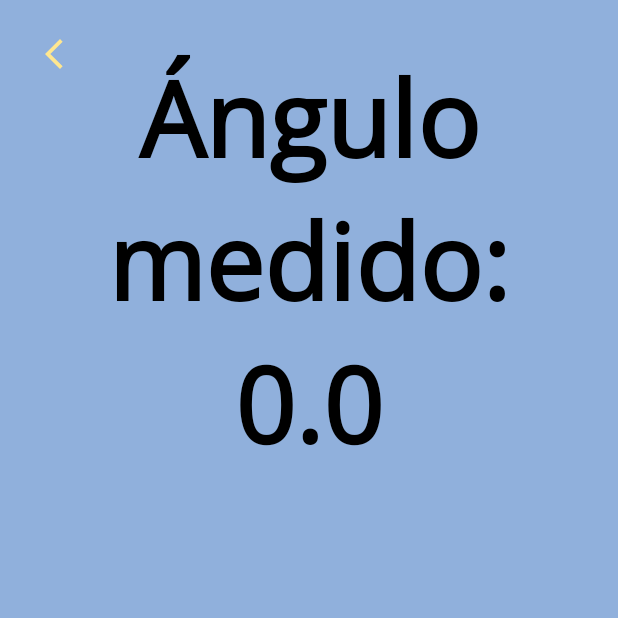
After one commit to diego998/Aeropendulo-Lab, an Android app: the ExecuteActivity screen opened directly, with no data from a screen before it, on a phone screen of 412 x 824 dp, the top half of it. The commit adds this screen. Run offline under Robolectric (Android 15) with nearby library versions, the phone set to English and light mode, and no system bars; our stand-ins replace Dagger/Hilt's generated code; 5 statements that could not run were skipped.

Commit message:
sensor en tiempo real

```diff
--- /dev/null
+++ b/app/src/main/java/com/diego/aeropendulo_lab/ui/execute/ExecuteActivity.kt
@@ -0,0 +1,86 @@
+package com.diego.aeropendulo_lab.ui.execute
+
+import android.content.Context
+import android.os.Bundle
+import android.util.AttributeSet
+import android.util.Log
+import android.view.View
+import androidx.activity.viewModels
+import androidx.appcompat.app.AppCompatActivity
+import androidx.datastore.core.DataStore
+import androidx.datastore.preferences.core.Preferences
+import androidx.datastore.preferences.core.edit
+import androidx.datastore.preferences.core.intPreferencesKey
+import androidx.datastore.preferences.preferencesDataStore
+import androidx.lifecycle.Lifecycle.State.*
+import androidx.lifecycle.lifecycleScope
+import androidx.lifecycle.repeatOnLifecycle
+import com.diego.aeropendulo_lab.databinding.ActivityExecuteBinding
+import dagger.hilt.android.AndroidEntryPoint
+import kotlinx.coroutines.launch
+
+
+@AndroidEntryPoint
+class ExecuteActivity : AppCompatActivity() {
+
+
+    private lateinit var binding: ActivityExecuteBinding
+    private val executeViewModel: ExecuteViewModel by viewModels()
+    override fun onCreate(savedInstanceState: Bundle?) {
+        super.onCreate(savedInstanceState)
+        binding = ActivityExecuteBinding.inflate(layoutInflater)
+        setContentView(binding.root)
+        initUI()
+
+    }
+
+
+    override fun onResume() {
+        super.onResume()
+        executeViewModel.resumeSensor()
+
+    }
+
+    override fun onPause() {
+        super.onPause()
+        executeViewModel.pauseSensor()
+    }
+
+    private fun initUI() {
+        initListener()
+        initUIState()
+
+    }
+
+    private fun initListener() {
+        binding.ivBack.setOnClickListener{onBackPressed()}
+    }
+
+    private fun initUIState() {
+        lifecycleScope.launch {
+            executeViewModel.state.collect { state ->
+                when (state) {
+                    is ExecuteState.FinishState -> finishstate()
+                    ExecuteState.TapState -> tapState()
+                    is ExecuteState.SeccessState -> successState(state)
+                }
+            }
+        }
+    }
+
+    private fun successState(state: ExecuteState.SeccessState) {
+        // Acceder a los datos proporcionados en el estado de éxito (por ejemplo, el ángulo medido)
+        val angle = state.angle.toString()
+        Log.d("VALOR GRAFICADO",angle)
+        // Actualizar la interfaz de usuario con los datos obtenidos
+        binding.txtAngulo.text = "Ángulo medido: $angle"
+    }
+
+    private fun finishstate() {
+
+    }
+
+    private fun tapState() {
+
+    }
+}
--- /dev/null
+++ b/app/src/main/java/com/diego/aeropendulo_lab/ui/execute/ExecuteState.kt
@@ -0,0 +1,7 @@
+package com.diego.aeropendulo_lab.ui.execute
+
+sealed class ExecuteState {
+    object TapState : ExecuteState()
+    object FinishState : ExecuteState()
+    data class SeccessState(val angle: Float) : ExecuteState()
+}
--- /dev/null
+++ b/app/src/main/java/com/diego/aeropendulo_lab/ui/execute/ExecuteViewModel.kt
@@ -0,0 +1,52 @@
+package com.diego.aeropendulo_lab.ui.execute
+
+import android.util.Log
+import androidx.lifecycle.ViewModel
+import androidx.lifecycle.viewModelScope
+import dagger.hilt.android.lifecycle.HiltViewModel
+import kotlinx.coroutines.Dispatchers
+import kotlinx.coroutines.flow.MutableStateFlow
+import kotlinx.coroutines.flow.StateFlow
+import kotlinx.coroutines.invoke
+import kotlinx.coroutines.launch
+import kotlinx.coroutines.withContext
+import javax.inject.Inject
+
+@HiltViewModel
+class ExecuteViewModel @Inject constructor(private val sensorPitch: SensorPitch) : ViewModel() {
+
+    private val _state = MutableStateFlow<ExecuteState>(ExecuteState.TapState)
+    val state: StateFlow<ExecuteState> = _state
+
+    private var isListening = false
+
+    fun resumeSensor() {
+
+        if (!isListening) {
+            isListening = true
+            sensorPitch.onResume()
+            getSensor()
+        }
+    }
+
+    fun pauseSensor() {
+        sensorPitch.onPause()
+        isListening = false
+    }
+
+    fun getSensor() {
+        viewModelScope.launch {
+            _state.value = ExecuteState.TapState
+            while (isListening) {
+                val result = withContext(Dispatchers.IO) {
+                    sensorPitch.getPitchValue()
+                }
+                Log.d("VALOR VIEWHOLDER",result.toString())
+                _state.value = ExecuteState.SeccessState(result)
+                // Añade un pequeño retraso si es necesario para no sobrecargar el procesador
+                // con actualizaciones demasiado frecuentes
+                kotlinx.coroutines.delay(20) // Espera 100 milisegundos antes de la próxima actualización
+            }
+        }
+    }
+}
--- /dev/null
+++ b/app/src/main/java/com/diego/aeropendulo_lab/ui/execute/SensorModule.kt
@@ -0,0 +1,27 @@
+package com.diego.aeropendulo_lab.ui.execute
+
+import android.content.Context
+import dagger.Module
+import dagger.Provides
+import dagger.hilt.InstallIn
+import dagger.hilt.android.qualifiers.ApplicationContext
+import dagger.hilt.components.SingletonComponent
+import javax.inject.Singleton
+
+
+@Module
+@InstallIn(SingletonComponent::class)
+object SensorModule {
+
+    @Provides
+    @Singleton
+    fun provideContext(@ApplicationContext context: Context): Context {
+        return context
+    }
+
+    @Provides
+    @Singleton
+    fun provideSensorPitch(context: Context): SensorPitch {
+        return SensorPitch(context)
+    }
+}
--- /dev/null
+++ b/app/src/main/java/com/diego/aeropendulo_lab/ui/execute/SensorPitch.kt
@@ -0,0 +1,102 @@
+package com.diego.aeropendulo_lab.ui.execute
+
+import android.content.Context
+import android.hardware.Sensor
+import android.hardware.SensorEvent
+import android.hardware.SensorEventListener
+import android.hardware.SensorManager
+import android.util.Log
+import javax.inject.Inject
+import kotlin.math.abs
+
+
+class SensorPitch @Inject constructor(private val context: Context) : SensorEventListener {
+
+
+    private lateinit var sensorManager: SensorManager
+    private lateinit var mSensorAccelerometer: Sensor
+    private lateinit var mSensorMagnetometer: Sensor
+
+    private lateinit var mAccelerometerData: FloatArray
+    private lateinit var mMagnetometerData: FloatArray
+
+
+    private val valueDrift = 0.05f
+    private var pitchValue: Float = 0f
+
+    init {
+        initSensors()
+    }
+
+    private fun initSensors() {
+        sensorManager = context.getSystemService(Context.SENSOR_SERVICE) as SensorManager
+        mSensorAccelerometer = sensorManager.getDefaultSensor(Sensor.TYPE_ACCELEROMETER)
+            ?: throw IllegalStateException("Accelerometer sensor not available")
+        mSensorMagnetometer = sensorManager.getDefaultSensor(Sensor.TYPE_MAGNETIC_FIELD)
+            ?: throw IllegalStateException("Magnetometer sensor not available")
+
+        mAccelerometerData = FloatArray(3)
+        mMagnetometerData = FloatArray(3)
+    }
+
+    fun getPitchValue(): Float {
+        // Aquí se implementaría la lógica para obtener y calcular el valor del ángulo de pitch
+        // utilizando SensorManager.getRotationMatrix() y SensorManager.getOrientation()
+        // Luego, retoma el valor del ángulo de pitch calculado
+        val rotationMatrix = FloatArray(9)
+        val rotationOK = SensorManager.getRotationMatrix(rotationMatrix, null,
+            mAccelerometerData, mMagnetometerData)
+
+        val orientationValues = FloatArray(3)
+        if (rotationOK) {
+            SensorManager.getOrientation(rotationMatrix, orientationValues)
+        }
+
+        val azimuth = orientationValues[0]
+        var pitch = orientationValues[1]
+        var roll = orientationValues[2]
+
+        if (abs(pitch) < valueDrift) {
+            pitch = 0f
+        }
+        if (abs(roll) < valueDrift) {
+            roll = 0f
+        }
+
+        pitchValue = Math.toDegrees(pitch.toDouble()).toFloat()
+        Log.d("VALOR SENSOR",pitchValue.toString())
+
+        return pitchValue // Este es solo un valor de ejemplo, debes reemplazarlo con tu lógica real de cálculo de ángulo
+    }
+
+    override fun onSensorChanged(sensorEvent: SensorEvent) {
+        // lógica para manejar cambios en los sensores
+        when (sensorEvent.sensor.type) {
+            Sensor.TYPE_ACCELEROMETER -> mAccelerometerData = sensorEvent.values.clone()
+            Sensor.TYPE_MAGNETIC_FIELD -> mMagnetometerData = sensorEvent.values.clone()
+            else -> return
+        }
+
+    }
+
+    override fun onAccuracyChanged(sensor: Sensor, accuracy: Int) {
+        // lógica para manejar cambios en la precisión de los sensores si es necesario
+    }
+
+    fun onResume() {
+        sensorManager.registerListener(
+            this,
+            mSensorAccelerometer,
+            SensorManager.SENSOR_DELAY_NORMAL
+        )
+        sensorManager.registerListener(
+            this,
+            mSensorMagnetometer,
+            SensorManager.SENSOR_DELAY_NORMAL
+        )
+    }
+
+    fun onPause() {
+        sensorManager.unregisterListener(this)
+    }
+}
--- /dev/null
+++ b/app/src/main/java/com/diego/aeropendulo_lab/ui/experimentLocal/SettingsExpLocal.kt
@@ -0,0 +1,5 @@
+package com.diego.aeropendulo_lab.ui.experimentLocal
+
+data class SettingsExpLocal(
+    var timeExpLocal:Int
+)
--- /dev/null
+++ b/app/src/main/res/drawable/ic_back.xml
@@ -0,0 +1,5 @@
+<vector xmlns:android="http://schemas.android.com/apk/res/android" android:height="24dp" android:tint="#000000" android:viewportHeight="24" android:viewportWidth="24" android:width="24dp">
+
+    <path android:fillColor="@android:color/white" android:pathData="M17.77,3.77l-1.77,-1.77l-10,10l10,10l1.77,-1.77l-8.23,-8.23z"/>
+
+</vector>
--- /dev/null
+++ b/app/src/main/res/layout/activity_execute.xml
@@ -0,0 +1,52 @@
+<?xml version="1.0" encoding="utf-8"?>
+<androidx.constraintlayout.widget.ConstraintLayout xmlns:android="http://schemas.android.com/apk/res/android"
+    xmlns:app="http://schemas.android.com/apk/res-auto"
+    xmlns:tools="http://schemas.android.com/tools"
+    android:id="@+id/main"
+    android:layout_width="match_parent"
+    android:layout_height="match_parent"
+    android:background="@color/primary"
+    tools:context=".ui.execute.ExecuteActivity">
+
+    <ImageView
+        android:id="@+id/ivBack"
+        android:layout_width="wrap_content"
+        app:layout_constraintTop_toTopOf="parent"
+        app:layout_constraintStart_toStartOf="parent"
+        android:src="@drawable/ic_back"
+        app:tint="@color/gold"
+        android:padding="24dp"
+        android:layout_height="wrap_content"/>
+
+    <RelativeLayout
+        android:layout_width="match_parent"
+        android:layout_height="match_parent"
+        android:visibility="invisible"
+        android:backgroundTint="@color/red"
+        android:background="@color/white">
+
+        <TextView
+            android:id="@+id/tvInstructions"
+            android:layout_width="wrap_content"
+            android:layout_height="wrap_content"
+            android:layout_centerInParent="true"
+            android:text="Presiona para continuar"
+            android:textSize="20sp"
+            android:textColor="@color/black" />
+    </RelativeLayout>
+
+    <TextView
+        android:id="@+id/txtAngulo"
+        android:layout_width="0dp"
+        android:layout_height="300dp"
+        style="@style/TextExecute"
+        android:layout_margin="24dp"
+        app:layout_constraintTop_toTopOf="parent"
+        app:layout_constraintStart_toStartOf="parent"
+        app:layout_constraintEnd_toEndOf="parent"
+        tools:text="90 grados"
+        />
+
+
+
+</androidx.constraintlayout.widget.ConstraintLayout>
--- a/app/src/main/res/layout/fragment_experiment_local.xml
+++ b/app/src/main/res/layout/fragment_experiment_local.xml
@@ -478,6 +478,7 @@
             android:text="@string/start_experiment"
             android:textColor="@color/text_primario"
             android:textAllCaps="true"
+            android:layout_margin="15dp"
             android:backgroundTint="@color/red"
             android:textStyle="bold" />
     </androidx.appcompat.widget.LinearLayoutCompat>
--- a/app/src/main/res/layout/fragment_experiment_remote.xml
+++ b/app/src/main/res/layout/fragment_experiment_remote.xml
@@ -5,7 +5,7 @@
     xmlns:tools="http://schemas.android.com/tools"
     android:layout_width="match_parent"
     android:layout_height="match_parent"
-    android:background="@color/black"
+    android:background="@color/red"
     android:layout_gravity="center"
     tools:context=".ui.experimentRemote.ExperimentRemoteFragment">
 </androidx.constraintlayout.widget.ConstraintLayout>
--- a/app/src/main/res/values/strings.xml
+++ b/app/src/main/res/values/strings.xml
@@ -38,8 +38,6 @@
     <string name="bottom_exp_save">Guardar</string>
 
 
-
-
     <string name="constant_input">Constante</string>
     <string name="sine_input">Senoidal</string>
     <string name="amplitude">Amplitud:</string>
@@ -51,7 +49,4 @@
     <string name="sinusoidal_input">Senoidal</string>
 
 
-
-
-
 </resources>
--- a/app/src/main/res/values/themes.xml
+++ b/app/src/main/res/values/themes.xml
@@ -54,6 +54,15 @@
         <item name="android:gravity">center</item>
     </style>
 
+    <!-- Estilo de Subtitulos en exp-->
+    <style name="TextExecute">
+        <item name="android:textColor">@color/black</item>
+        <item name="android:textSize">70sp</item>
+        <item name="android:gravity">center</item>
+        <item name="android:textStyle">bold</item>
+        <item name="android:fontFamily">@font/text</item>
+    </style>
+
 
 
 </resources>
--- a/build.gradle.kts
+++ b/build.gradle.kts
@@ -2,7 +2,7 @@
 plugins {
     alias(libs.plugins.androidApplication) apply false
     alias(libs.plugins.jetbrainsKotlinAndroid) apply false
-    id("com.google.dagger.hilt.android") version "2.44" apply false
+    id("com.google.dagger.hilt.android") version "2.51.1" apply false
     id("androidx.navigation.safeargs.kotlin") version "2.7.1" apply false
 
 }
```
Also changed, not shown: app/build.gradle.kts (+10 -5 lines), app/src/main/AndroidManifest.xml (+6 -3 lines), app/src/main/java/com/diego/aeropendulo_lab/ui/experimentLocal/ExperimentLocalFragment.kt (+68 -12 lines), app/src/main/res/navigation/main_graph.xml (+8 -0 lines).
